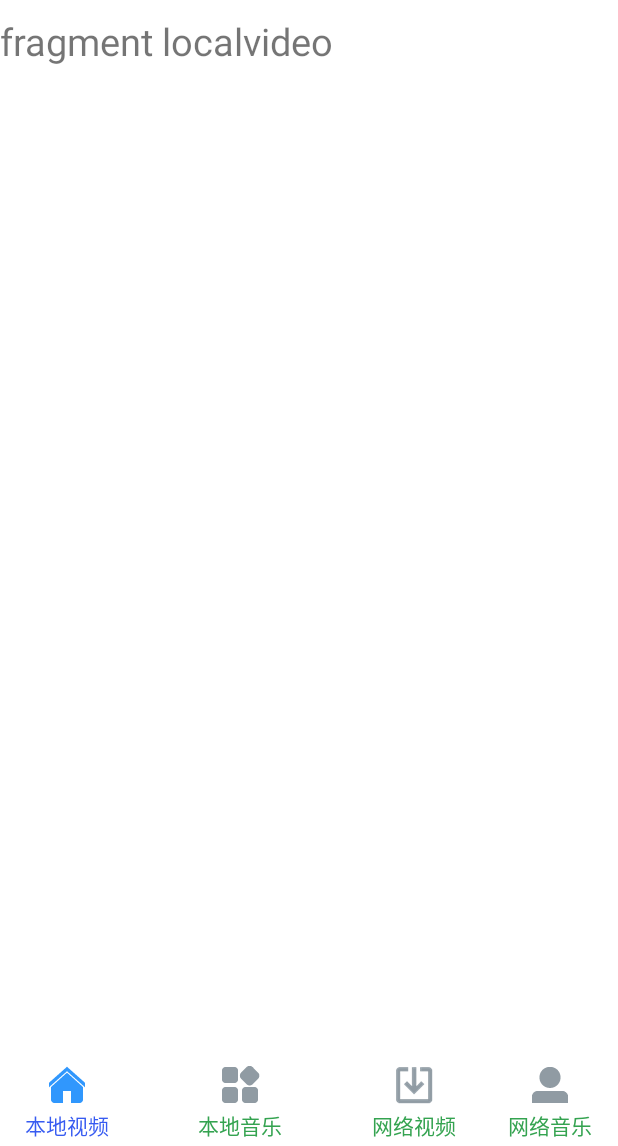
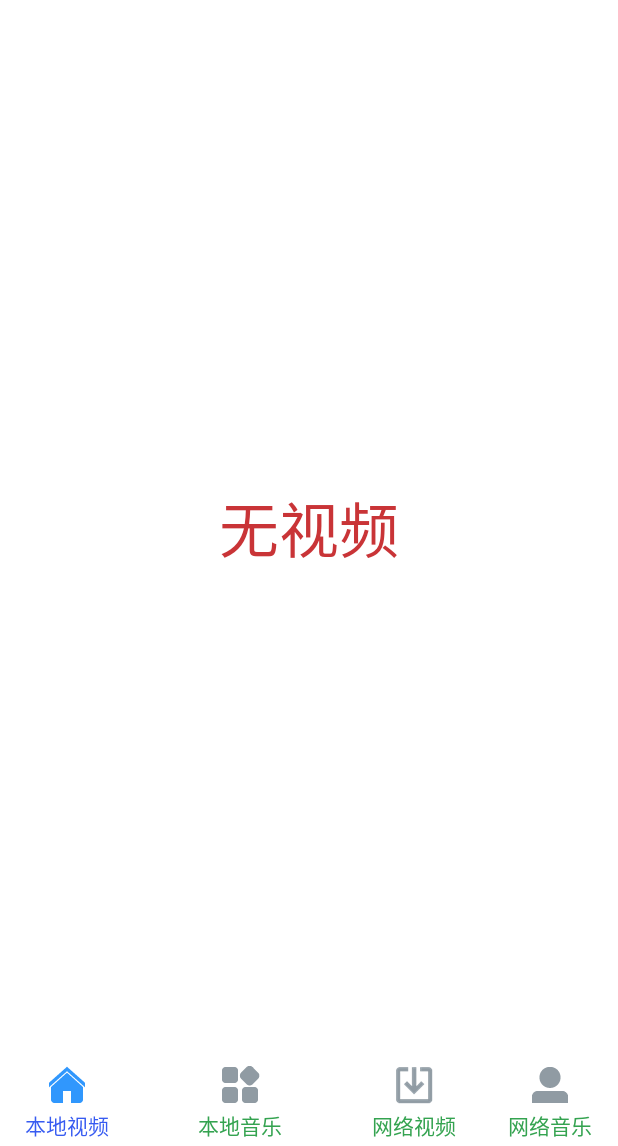
Before and after one commit to nieping/MobliePlayer, an Android app: the screen it shows after launch (NavigationActivity), on a phone screen of 412 x 824 dp, the part 90-1236 px from its top. Run offline under Robolectric (Android 15) with nearby library versions, the phone set to English and light mode, and no system bars; our stand-ins replace ButterKnife.

Commit message:
有问题

```diff
--- a/app/build.gradle
+++ b/app/build.gradle
@@ -1,5 +1,5 @@
 apply plugin: 'com.android.application'
-apply plugin: 'android-apt'
+//apply plugin: 'android-apt'
 
 android {
     compileSdkVersion 26
@@ -25,8 +25,8 @@ dependencies {
     implementation fileTree(dir: 'libs', include: ['*.jar'])
 
 
-    compile 'com.github.hotchemi:permissionsdispatcher:2.2.0'
-    apt 'com.github.hotchemi:permissionsdispatcher-processor:2.2.0'
+   /* compile 'com.github.hotchemi:permissionsdispatcher:2.2.0'
+    apt 'com.github.hotchemi:permissionsdispatcher-processor:2.2.0'*/
 
 
     implementation 'com.android.support:appcompat-v7:26.1.0'
--- a/app/src/main/AndroidManifest.xml
+++ b/app/src/main/AndroidManifest.xml
@@ -1,10 +1,13 @@
 <?xml version="1.0" encoding="utf-8"?>
 <manifest xmlns:android="http://schemas.android.com/apk/res/android"
     package="com.example.administrator.moblieplayer">
+    <uses-permission android:name="android.permission.WRITE_EXTERNAL_STORAGE"/>
+    <uses-permission android:name="android.permission.INTERNET"/>
+    <uses-permission android:name="android.permission.READ_EXTERNAL_STORAGE"/>
 
     <application
         android:allowBackup="true"
-        android:icon="@mipmap/label_icon"
+        android:icon="@mipmap/login_icon"
         android:label="@string/app_name"
         android:roundIcon="@mipmap/ic_launcher_round"
         android:supportsRtl="true"
--- /dev/null
+++ b/app/src/main/java/com/example/administrator/moblieplayer/utli/FileManager.java
@@ -0,0 +1,65 @@
+package com.example.administrator.moblieplayer.utli;
+
+import android.content.ContentResolver;
+import android.content.Context;
+import android.database.Cursor;
+import android.provider.MediaStore;
+
+import com.example.administrator.moblieplayer.baen.VideoBaen;
+
+import java.util.ArrayList;
+import java.util.List;
+
+/**
+ * Created by Administrator on 2018/5/16.
+ */
+
+public class FileManager {
+    private static FileManager mInstance;
+    private static Context mContext;
+    private static ContentResolver mContentResolver;
+    private static Object mLock = new Object();
+
+    public static FileManager getInstance(Context context){
+        if (mInstance == null){
+            synchronized (mLock){
+                if (mInstance == null){
+                    mInstance = new FileManager();
+                    mContext = context;
+                    mContentResolver = context.getContentResolver();
+                }
+            }
+
+        }
+        return mInstance;
+    }
+
+    public static List<VideoBaen> getVideo(){
+        List<VideoBaen> videoBaens = new ArrayList<>();
+        Cursor cursor = null;
+        try {
+            cursor = mContentResolver.query(MediaStore.Video.Media.EXTERNAL_CONTENT_URI,null,null,null, MediaStore.Video.Media.DEFAULT_SORT_ORDER);
+            while (cursor.moveToNext()){
+                String path =  cursor.getString(cursor.getColumnIndexOrThrow(MediaStore.Video.Media.DATA));
+                if (FileUtils.isExists(path)){
+                    continue;
+                }
+                String name = cursor.getString(cursor.getColumnIndexOrThrow(MediaStore.Video.Media.DISPLAY_NAME));
+                long size = cursor.getColumnIndexOrThrow(MediaStore.Video.Media.SIZE);
+                int duration = cursor.getColumnIndexOrThrow(MediaStore.Video.Media.DURATION);
+                int id = cursor.getColumnIndexOrThrow(MediaStore.Video.Media._ID);
+                int date = cursor.getColumnIndexOrThrow(MediaStore.Video.Media.DATA);
+                VideoBaen videoBaen =  new VideoBaen(id,name,size,path,duration,date);
+                videoBaens.add(videoBaen);
+            }
+        }catch (Exception e){
+            e.printStackTrace();
+        }finally {
+            if (cursor != null){
+                cursor.close();
+            }
+        }
+        return videoBaens;
+
+    }
+}
--- a/app/src/main/java/com/example/administrator/moblieplayer/view/activity/NavigationActivity.java
+++ b/app/src/main/java/com/example/administrator/moblieplayer/view/activity/NavigationActivity.java
@@ -8,6 +8,7 @@ import android.os.Bundle;
 import android.util.Log;
 import android.widget.RadioButton;
 import android.widget.RadioGroup;
+import android.widget.Toast;
 
 import com.example.administrator.moblieplayer.R;
 import com.example.administrator.moblieplayer.view.base.BaseActivity;
@@ -61,18 +62,11 @@ public class NavigationActivity extends BaseActivity implements TitleBar.TitleOn
         localVideoFragment = new LocalVideoFragment();
         transaction.add(R.id.fl_content, localVideoFragment);
         transaction.commit();
-        int id = radioGroup.getId();
-        RadioButton button;
-
-        for (int i = 0; i <= radioGroup.getChildCount(); i++) {
-            button = (RadioButton) radioGroup.getChildAt(0);
-            if (button == radioGroup.getChildAt(0)) {
-                button.setTextColor(getResources().getColor(R.color.blue));
-            }
-        }
+        Log.e(TAG, "initView: " +radioGroup.getChildCount() );;
 
 
         mFragment = localVideoFragment;
+        setFragment(radioGroup.getChildAt(0).getId());
         radioGroup.setOnCheckedChangeListener(this);
         titleBar.setTitleOnClickListener(this);
     }
@@ -81,17 +75,17 @@ public class NavigationActivity extends BaseActivity implements TitleBar.TitleOn
 
     @Override
     public void onItemLishiClick() {
-
+        Toast.makeText(this,"onItemLishiClick",Toast.LENGTH_SHORT).show();
     }
 
     @Override
     public void onTiemSousuoClick() {
-
+        Toast.makeText(this,"onTiemSousuoClick",Toast.LENGTH_SHORT).show();
     }
 
     @Override
     public void onTiemGameClick() {
-
+        Toast.makeText(this,"onTiemGameClick",Toast.LENGTH_SHORT).show();
     }
 
     /**
@@ -108,16 +102,16 @@ public class NavigationActivity extends BaseActivity implements TitleBar.TitleOn
     /**
      * 设置fragment
      */
+
     private void setFragment(int checkedId) {
         FragmentManager manager = getFragmentManager();
         Log.e(TAG, "initView: ==========radioGroup" + radioGroup.getCheckedRadioButtonId() + "======checkedId========" + checkedId);
         FragmentTransaction transaction = getFragmentManager().beginTransaction();
-        for (int i = 0; i <= radioGroup.getChildCount(); i++) {
-            ((RadioButton) radioGroup.getChildAt(i)).setTextColor(getResources().getColor(R.color.green));
+        for (int i = 0; i <= radioGroup.getChildCount() -1 ; i++) {
             if (checkedId == radioGroup.getChildAt(i).getId()) {
+                ((RadioButton) radioGroup.getChildAt(i)).setTextColor(getResources().getColor(R.color.blue));
+            } else {
                 ((RadioButton) radioGroup.getChildAt(i)).setTextColor(getResources().getColor(R.color.green));
-            } else {
-                ((RadioButton) radioGroup.getChildAt(i)).setTextColor(getResources().getColor(R.color.blue));
             }
         }
         if (mFragment != null) {
--- a/app/src/main/java/com/example/administrator/moblieplayer/view/fragment/LocalMusicFragment.java
+++ b/app/src/main/java/com/example/administrator/moblieplayer/view/fragment/LocalMusicFragment.java
@@ -2,7 +2,6 @@ package com.example.administrator.moblieplayer.view.fragment;
 
 import android.os.Bundle;
 import android.support.annotation.Nullable;
-import android.util.Log;
 import android.view.LayoutInflater;
 import android.view.View;
 import android.view.ViewGroup;
@@ -19,9 +18,7 @@ public class LocalMusicFragment extends BaseFragment {
     @Nullable
     @Override
     public View onCreateView(LayoutInflater inflater, @Nullable ViewGroup container, Bundle savedInstanceState) {
-        Log.e(TAG, "onCreateView: ===============================" );
         View view = inflater.inflate(R.layout.fragment_localmusic,container,false);
-        Log.e(TAG, "onCreateView: " + view);
         return view;
     }
 }
--- a/app/src/main/java/com/example/administrator/moblieplayer/view/fragment/LocalVideoFragment.java
+++ b/app/src/main/java/com/example/administrator/moblieplayer/view/fragment/LocalVideoFragment.java
@@ -3,24 +3,59 @@ package com.example.administrator.moblieplayer.view.fragment;
 import android.app.Fragment;
 import android.content.Context;
 import android.os.Bundle;
+import android.util.Log;
 import android.view.LayoutInflater;
 import android.view.View;
 import android.view.ViewGroup;
+import android.widget.ListView;
+import android.widget.TextView;
 
 import com.example.administrator.moblieplayer.R;
+import com.example.administrator.moblieplayer.adapter.VideoAdapter;
+import com.example.administrator.moblieplayer.baen.VideoBaen;
+import com.example.administrator.moblieplayer.utli.FileManager;
+
+import java.util.List;
+
+import butterknife.BindView;
+import butterknife.ButterKnife;
 
 /**
  * Created by Administrator on 2018/5/13.
  */
 
 public class LocalVideoFragment extends Fragment {
+    @BindView(R.id.lv_video)
+    ListView videoListView;
+    @BindView(R.id.tv_nullvideo)
+    TextView nullVideo;
+
     private Context mContext;
-
+    private VideoAdapter adapter = null;
+    private String TAG = LocalVideoFragment.class.getSimpleName();
 
     @Override
     public View onCreateView(LayoutInflater inflater, ViewGroup container, Bundle savedInstanceState) {
-        View view = inflater.inflate(R.layout.fragment_localvideo,container,false);
+        Log.e(TAG, "====================onCreateView: ");
+        View view = inflater.inflate(R.layout.fragment_localvideo, container, false);
+        mContext = getActivity();
+        ButterKnife.bind(this, view);
+        initView();
         return view;
 
     }
+
+    private void initView() {
+        List<VideoBaen> videoBaenList = null;
+        FileManager fileManager = FileManager.getInstance(mContext);
+        videoBaenList = fileManager.getVideo();
+        Log.e(TAG, "initView: video ====" + videoBaenList);
+        if (videoBaenList.isEmpty()){
+            nullVideo.setVisibility(View.VISIBLE);
+        }
+        if (adapter == null) {
+            adapter = new VideoAdapter(mContext, videoBaenList);
+        }
+        videoListView.setAdapter(adapter);
+    }
 }
--- a/app/src/main/res/layout/fragment_localvideo.xml
+++ b/app/src/main/res/layout/fragment_localvideo.xml
@@ -1,13 +1,21 @@
 <?xml version="1.0" encoding="utf-8"?>
-<LinearLayout
+<RelativeLayout
     xmlns:android="http://schemas.android.com/apk/res/android" android:layout_width="match_parent"
     android:layout_height="match_parent"
     android:orientation="vertical">
     <TextView
-        android:layout_marginTop="10dp"
+        android:id="@+id/tv_nullvideo"
+        android:layout_centerInParent="true"
+        android:layout_width="wrap_content"
+        android:layout_height="wrap_content"
+        android:text="无视频"
+        android:visibility="gone"
+        android:textColor="@color/red"
+        android:textSize="40dp"/>
+    <ListView
+        android:id="@+id/lv_video"
         android:layout_width="match_parent"
         android:layout_height="match_parent"
-        android:textSize="25dp"
-        android:text="fragment localvideo"/>
+        />
 
-</LinearLayout>
+</RelativeLayout>
```
Also changed, not shown: app/src/main/java/com/example/administrator/moblieplayer/adapter/VideoAdapter.java (added, +85 -0 lines), app/src/main/java/com/example/administrator/moblieplayer/baen/MusicBaen.java (added, +87 -0 lines), app/src/main/java/com/example/administrator/moblieplayer/baen/VideoBaen.java (added, +81 -0 lines), app/src/main/java/com/example/administrator/moblieplayer/utli/FileUtils.java (added, +14 -0 lines), app/src/main/res/layout/list_title.xml (added, +62 -0 lines).
